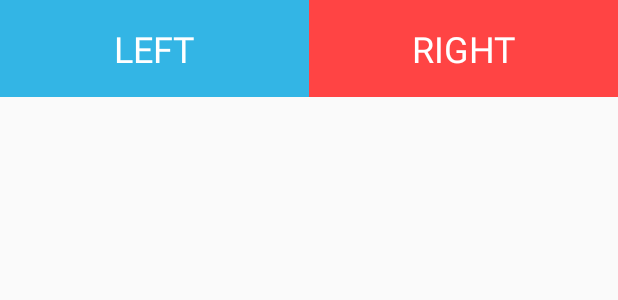
After one commit to AhmedAKhan/Capstone, an Android app: the layout view_two_button.xml on its own in the app's theme, with its tools: preview values and no code run, on a phone screen of 412 x 824 dp. The commit adds this screen. Shown: the top 300 px of the screen. Run offline under Robolectric (Android 15) with nearby library versions, the phone set to English and light mode, and no system bars.

Commit message:
adding two button view (in progress)

```diff
--- /dev/null
+++ b/signTalk/TangoClient/app/src/main/java/td/techjam/tangoclient/TwoButtonView.java
@@ -0,0 +1,11 @@
+package td.techjam.tangoclient;
+
+import android.content.Context;
+import android.widget.LinearLayout;
+
+public class TwoButtonView extends LinearLayout {
+
+    public TwoButtonView(Context context) {
+        super(context);
+    }
+}
--- /dev/null
+++ b/signTalk/TangoClient/app/src/main/res/layout/view_two_button.xml
@@ -0,0 +1,35 @@
+<?xml version="1.0" encoding="utf-8"?>
+<LinearLayout xmlns:android="http://schemas.android.com/apk/res/android"
+    android:layout_width="match_parent"
+    android:layout_height="match_parent"
+    android:orientation="horizontal">
+
+    <TextView
+        android:id="@+id/btn_left"
+        android:layout_width="0dp"
+        android:layout_height="wrap_content"
+        android:layout_weight="1"
+        android:background="@android:color/holo_blue_light"
+        android:gravity="center"
+        android:paddingBottom="16dp"
+        android:paddingTop="16dp"
+        android:text="Left"
+        android:textAllCaps="true"
+        android:textColor="@android:color/white"
+        android:textSize="24sp" />
+
+    <TextView
+        android:id="@+id/btn_right"
+        android:layout_width="0dp"
+        android:layout_height="wrap_content"
+        android:layout_weight="1"
+        android:background="@android:color/holo_red_light"
+        android:gravity="center"
+        android:paddingBottom="16dp"
+        android:paddingTop="16dp"
+        android:text="Right"
+        android:textAllCaps="true"
+        android:textColor="@android:color/white"
+        android:textSize="24sp" />
+
+</LinearLayout>
--- a/signTalk/TangoClient/app/src/main/res/values/colors.xml
+++ b/signTalk/TangoClient/app/src/main/res/values/colors.xml
@@ -3,4 +3,11 @@
     <color name="colorPrimary">#3F51B5</color>
     <color name="colorPrimaryDark">#303F9F</color>
     <color name="colorAccent">#FF4081</color>
+
+    <!-- Training Activity -->
+    <color name="colorStart">@android:color/holo_green_dark</color>
+    <color name="colorStop">@android:color/holo_red_dark</color>
+    <color name="colorSave">@android:color/holo_blue_light</color>
+    <color name="colorReset">@android:color/holo_red_light</color>
+
 </resources>
```
